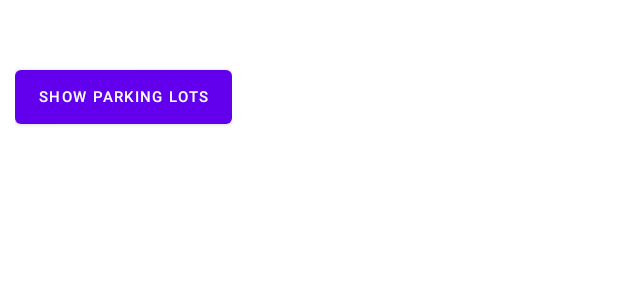
After one commit to dwangman123/SoCalBeach4Life, an Android app: the layout beach_marker.xml on its own in the app's theme, with its tools: preview values and no code run, on a phone screen of 412 x 824 dp. The commit adds this screen. Shown: the top 300 px of the screen. Run offline under Robolectric (Android 15) with nearby library versions, the phone set to English and light mode, and no system bars.

```diff
--- a/app/build.gradle
+++ b/app/build.gradle
@@ -40,6 +40,8 @@ dependencies {
     implementation 'com.google.android.material:material:1.6.1'
     implementation 'com.google.android.gms:play-services-maps:17.0.1'
     implementation 'com.google.android.gms:play-services-location:17.0.0'
+    implementation 'com.squareup.okhttp3:okhttp:4.9.2'
+    implementation 'com.google.maps:google-maps-services:0.11.0'
     implementation 'androidx.constraintlayout:constraintlayout:2.1.4'
     implementation 'com.google.firebase:firebase-firestore:23.0.2'
     implementation 'com.google.android.gms:play-services-location:21.0.0'
--- /dev/null
+++ b/app/src/main/res/layout/beach_marker.xml
@@ -0,0 +1,27 @@
+<?xml version="1.0" encoding="utf-8"?>
+<LinearLayout xmlns:android="http://schemas.android.com/apk/res/android"
+    android:layout_width="wrap_content"
+    android:layout_height="wrap_content"
+    android:orientation="vertical"
+    android:background="@color/white"
+    android:padding="10dp">
+        <TextView
+            android:id="@+id/name"
+            android:layout_width="wrap_content"
+            android:layout_height="wrap_content"
+            android:textSize="12dp"
+            android:textStyle="bold"/>
+        <TextView
+            android:id="@+id/hours"
+            android:layout_width="wrap_content"
+            android:layout_height="wrap_content"
+            android:textSize="10dp"/>
+
+        <Button
+            android:id="@+id/showParkingLots"
+            android:layout_width="wrap_content"
+            android:layout_height="wrap_content"
+            android:layout_gravity="top"
+            android:text="Show parking lots"
+            android:textSize="10dp" />
+    </LinearLayout>
```
Also changed, not shown: app/src/main/java/com/example/socalbeach4life/BeachLocation.java (added, +23 -0 lines), app/src/main/java/com/example/socalbeach4life/MapsActivity.java (+82 -32 lines), app/src/main/java/com/example/socalbeach4life/NearbySearch.java (added, +32 -0 lines), 2 other files.
